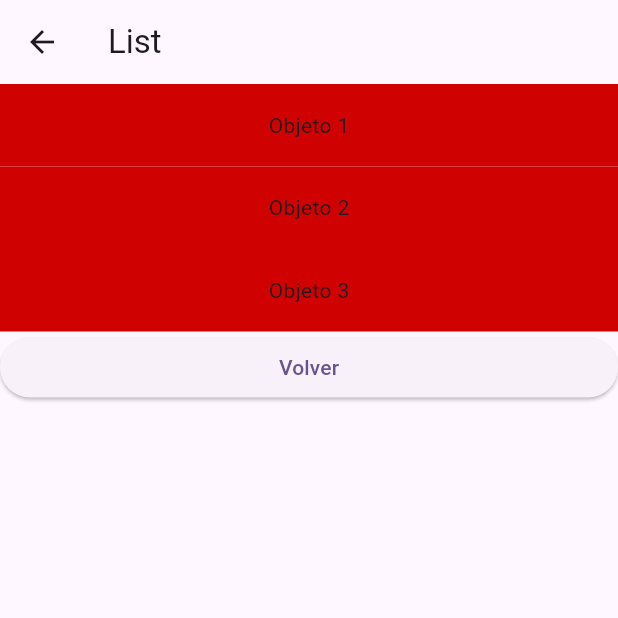
After one commit to sonic7san3/Lab3DM, a Flutter app: the screen it shows after launch, after a tap on the "plus one" icon, after a tap on the "minimize" icon, after a tap on "Lista", on a phone screen of 412 x 824 dp, the top half of it. The commit adds this screen. Run offline on Flutter 3.47's test engine with Material 3 defaults, Android fonts, the phone set to English and light mode, and no system bars; our stand-ins replace flutter_svg; Roboto replaces fonts that are missing (SonicFont).

Commit message:
Lab 6 finalizado
Lab hecho

```diff
--- /dev/null
+++ b/Lab 3/ejemplolab/lib/listDetail.dart
@@ -0,0 +1,47 @@
+import 'package:flutter/material.dart';
+import 'package:flutter_svg/flutter_svg.dart';
+
+class DetallesLista extends StatelessWidget {
+  const DetallesLista({super.key});
+
+  @override
+  Widget build(BuildContext context) {
+    return Scaffold(
+      appBar: AppBar(
+        title: const Text('List'),
+      ),
+      body: Center(
+        //Lista
+        child: ListView(
+          children: <Widget>[
+            //Elementos de lista se usan con container
+            Container(
+                height: 55,
+                color: Color.fromARGB(255, 207, 1, 1),
+                child: const Center(
+                  child: Text("Objeto 1", style: TextStyle(fontFamily: "SonicFont")),
+                )),
+            Container(
+                height: 55,
+                color: Color.fromARGB(255, 207, 1, 1),
+                child: const Center(
+                  child: Text("Objeto 2",  style: TextStyle(fontFamily: "SonicFont")),
+                )),
+            Container(
+                height: 55,
+                color: Color.fromARGB(255, 207, 1, 1),
+                child: const Center(
+                  child: Text("Objeto 3",  style: TextStyle(fontFamily: "SonicFont")),
+                )
+                ),
+                ElevatedButton(onPressed: () {
+              Navigator.pop(context); //regresar
+              },
+            child: const Text("Volver"))
+          ],
+        ),
+      ),
+
+    );
+  }
+}
--- /dev/null
+++ b/Lab 3/ejemplolab/lib/listView.dart
@@ -0,0 +1,2 @@
+import 'package:flutter/material.dart';
+import 'package:flutter_svg/flutter_svg.dart';
--- a/Lab 3/ejemplolab/lib/my_home_page.dart
+++ b/Lab 3/ejemplolab/lib/my_home_page.dart
@@ -1,5 +1,9 @@
 import 'package:flutter/material.dart';
 import 'package:flutter_svg/flutter_svg.dart';
+
+
+import 'details.dart';
+import 'listDetail.dart';
 
 class MyHomePage extends StatefulWidget {
   const MyHomePage({super.key, required this.title});
@@ -8,6 +12,9 @@ final String title;
   @override
   State<MyHomePage> createState() => _MyHomePageState();
 }
+
+
+
 class _MyHomePageState extends State<MyHomePage> {
   int _counter = 0;
   String iconobased= "assets/icons/sonic.svg";
@@ -90,25 +97,23 @@ class _MyHomePageState extends State<MyHomePage> {
 
           mainAxisAlignment: MainAxisAlignment.spaceEvenly,
           children: [
-            FloatingActionButton(
+            ElevatedButton(
             onPressed: _incrementCounter,
 
             child: const Icon(Icons.plus_one),
-             tooltip: 'Aumentar'
           ),
-          FloatingActionButton(
+          ElevatedButton(
             onPressed: _decreaseCounter,
             child: const Icon(Icons.minimize),
-             tooltip: 'Disminuir'
           ),
-           FloatingActionButton(
+           ElevatedButton(
             onPressed: _resetCounter,
             child: SvgPicture.asset(
                                     iconobased,
                                      semanticsLabel: 'Acme Logo'
           ),
-             tooltip: 'Reiniciar'
           ),
+
           ],
 
 
@@ -119,7 +124,60 @@ class _MyHomePageState extends State<MyHomePage> {
 
 
       ),
+      persistentFooterAlignment: AlignmentDirectional.bottomCenter,
+      persistentFooterButtons: <Widget>[
+ElevatedButton(
+            onPressed: () {
+              Navigator.push(
+                  context,
+                  MaterialPageRoute(
+                      builder: (context) => const Details())); //ir a Detail
+            },
+            child: const Text("Detail")),
+        ElevatedButton(
+            onPressed: () {
+              Navigator.push(
+                  context,
+                  MaterialPageRoute(
+                      builder: (context) => const DetallesLista())); //ir a lista
+            },
+            child: const Text("Lista"))
+      ]
         );
 
   }
 }
+
+/*class _Details extends StatelessWidget {
+const _Details({super.key});
+  @override
+  Widget build(BuildContext context) {
+
+    return Scaffold(
+      appBar: AppBar(
+
+        backgroundColor: Color.fromARGB(255, 2, 36, 174),
+
+        title: Text("Detalles"),
+      ),
+      body: Center(
+      child:  Row(
+
+          mainAxisAlignment: MainAxisAlignment.spaceEvenly,
+          children: [
+            Text("PAPU NACHO"),
+
+          ],
+
+
+                      )
+
+        ),
+      );
+
+
+
+
+  }
+}
+*/
```
Also changed, not shown: Lab 3/ejemplolab/lib/details.dart (added, +29 -0 lines), Lab 3/ejemplolab/lib/main.dart (+2 -15 lines).
